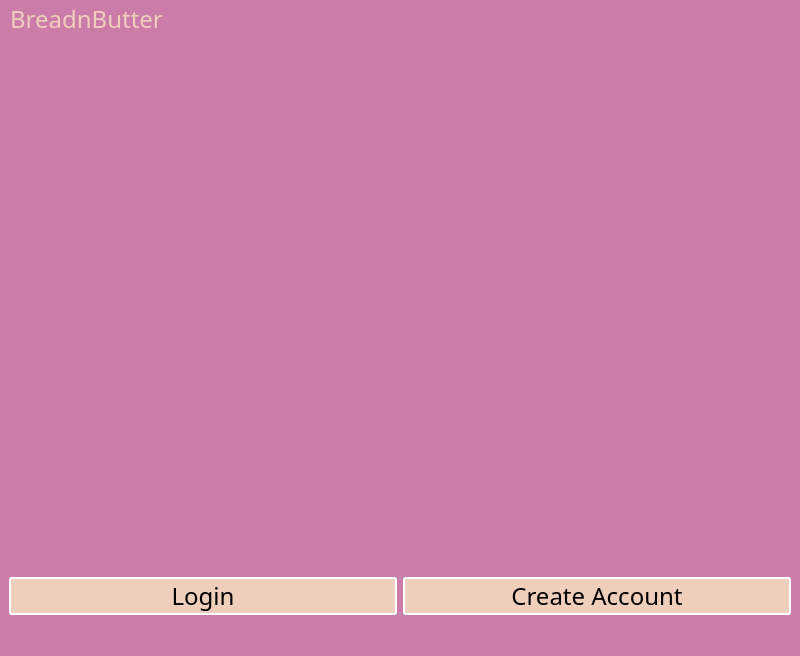
jacksodl23/cs-205-pet-adoption, file breadnbutter/gui/mainwindow.ui: the form before one commit.
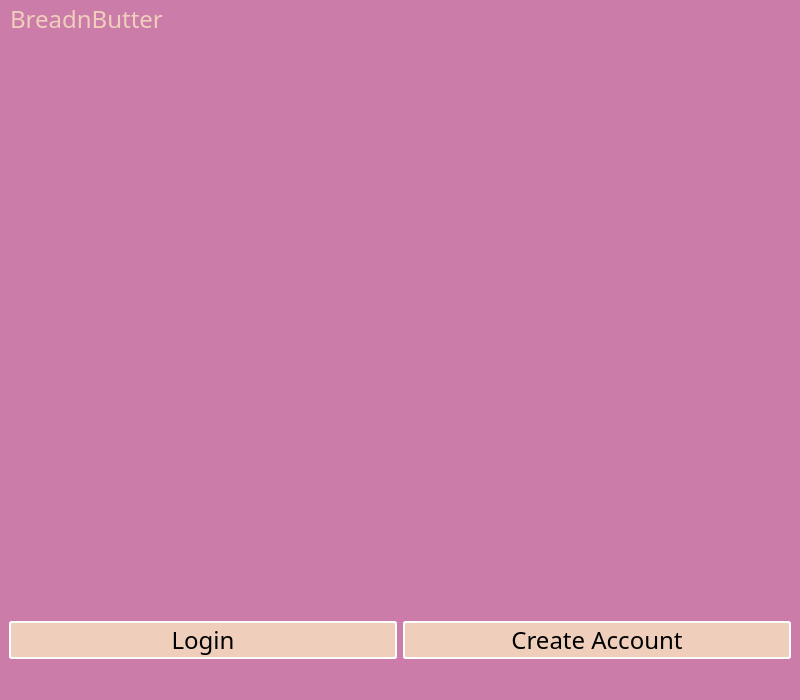
The form after the commit.

Commit message: fixed logo on welcome page

```diff
--- a/breadnbutter/gui/mainwindow.ui
+++ b/breadnbutter/gui/mainwindow.ui
@@ -7,7 +7,7 @@
     <x>0</x>
     <y>0</y>
     <width>800</width>
-    <height>656</height>
+    <height>700</height>
    </rect>
   </property>
   <property name="windowTitle">
@@ -55,7 +55,7 @@
       <property name="minimumSize">
        <size>
         <width>600</width>
-        <height>400</height>
+        <height>340</height>
        </size>
       </property>
       <property name="maximumSize">
```
Left out of the diff: 2 changed lines with no effect on the pictures.
